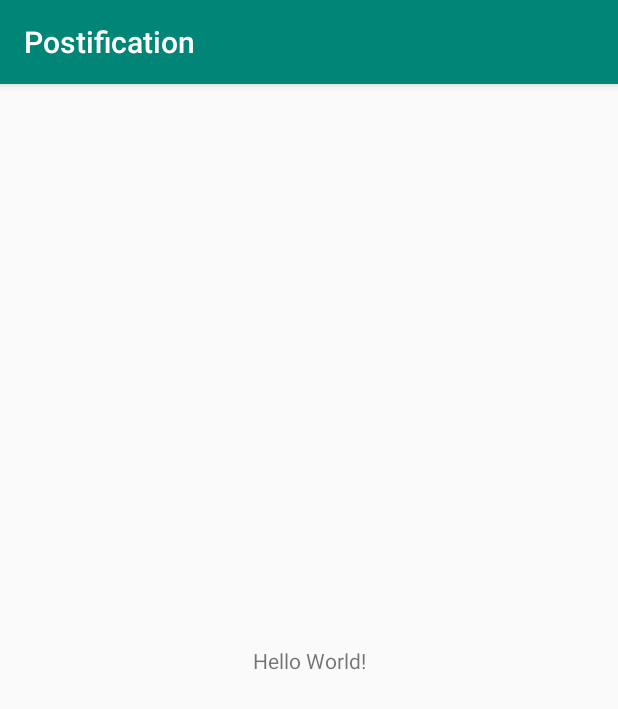
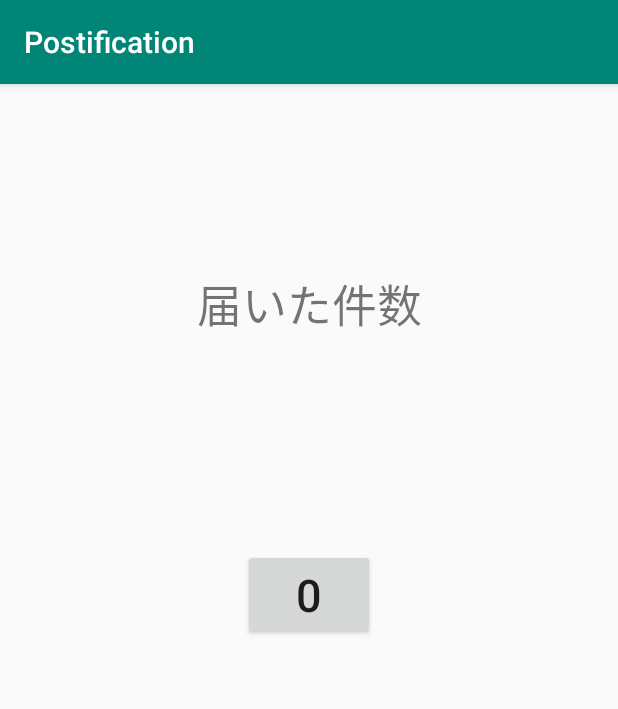
Before and after one commit to Postification/androidstudio, an Android app: the screen it shows after launch (MainActivity), on a phone screen of 412 x 824 dp. Shown: the top 709 px of the screen. Run offline under Robolectric (Android 15) with nearby library versions, the phone set to English and light mode, and no system bars; our stand-ins replace Firebase (no records; nobody signed in at launch, a user with empty details on screens opened directly); 1 statement that could not run was skipped.

Commit message:
リスト表示完成

```diff
--- a/app/build.gradle
+++ b/app/build.gradle
@@ -25,19 +25,21 @@ dependencies {
     implementation 'com.android.support:appcompat-v7:27.1.1'
     implementation 'com.android.support.constraint:constraint-layout:1.1.3'
     //バージョンを'16.0.1'から'16.0.5'に変更
-    implementation 'com.google.firebase:firebase-core:16.0.5'
+    implementation 'com.google.firebase:firebase-core:16.0.6'
     //"implementation 'com.android.support:appcompat-v7:27.1.1'"部分のエラー解消
     implementation 'com.android.support:support-v4:27.1.1'
     implementation 'com.android.support:support-media-compat:27.1.1'
     implementation 'com.android.support:animated-vector-drawable:27.1.1'
     implementation 'com.android.support:customtabs:27.1.1'
     //Firebase Analytics
-    implementation 'com.google.firebase:firebase-core:16.0.5'
+    implementation 'com.google.firebase:firebase-core:16.0.6'
     testImplementation 'junit:junit:4.12'
     androidTestImplementation 'com.android.support.test:runner:1.0.2'
     androidTestImplementation 'com.android.support.test.espresso:espresso-core:3.0.2'
     //Firebase Database
     implementation 'com.google.firebase:firebase-database:16.0.5'
     implementation 'com.google.firebase:firebase-messaging:17.3.4'
+
+    implementation  'com.android.support:design:27.1.1'
 }
 apply plugin: 'com.google.gms.google-services'
--- a/app/src/main/AndroidManifest.xml
+++ b/app/src/main/AndroidManifest.xml
@@ -23,6 +23,11 @@
             </intent-filter>
         </activity>
 
+        <activity
+            android:name=".ListActivity"
+            android:label="@string/app_name">
+        </activity>
+
         <service android:name=".MyFirebaseMessagingService">
             <intent-filter>
                 <action android:name="com.google.firebase.MESSAGING_EVENT" />
--- /dev/null
+++ b/app/src/main/java/com/postification/postification/ChangeLayoutActivity.java
@@ -0,0 +1,75 @@
+package com.postification.postification;
+
+import android.util.Log;
+import android.view.View;
+import android.widget.Button;
+import android.widget.ListView;
+import android.widget.TextView;
+
+import com.google.firebase.database.DataSnapshot;
+import com.google.firebase.database.DatabaseError;
+import com.google.firebase.database.DatabaseReference;
+import com.google.firebase.database.FirebaseDatabase;
+import com.google.firebase.database.ValueEventListener;
+
+import java.util.ArrayList;
+
+public class ChangeLayoutActivity {
+
+    public void mainLayout(final Button button){
+
+        DatabaseReference ref= FirebaseDatabase.getInstance().getReference("/Post/quantity/");
+
+        ValueEventListener postListener = new ValueEventListener() {
+            @Override
+            public void onDataChange(DataSnapshot dataSnapshot) {
+                int quantity = dataSnapshot.getValue(int.class);
+                Log.d("GetData Succesful", "quantity="+quantity);
+
+                button.setText(String.valueOf(quantity));
+            }
+
+            @Override
+            public void onCancelled(DatabaseError databaseError) {
+                // Getting Post failed, log a message
+                Log.d("GetData ERROR", "loadPost:onCancelled", databaseError.toException());
+            }
+        };
+        ref.addListenerForSingleValueEvent(postListener);
+    }
+
+    public void listLayout(final ArrayList<Baggage> list, final MyAdapter myAdapter){
+
+        DatabaseReference ref= FirebaseDatabase.getInstance().getReference("/Post/list/");
+
+        ValueEventListener postListener = new ValueEventListener() {
+            @Override
+            public void onDataChange(DataSnapshot dataSnapshot) {
+                int i;
+                for(i=1;i<6;i++){
+                    String childAdrr="baggage"+String.valueOf(i);
+                    Baggage baggage=new Baggage();
+                    String time = dataSnapshot.child(childAdrr).child("time").getValue(String.class);
+                    int weight = dataSnapshot.child(childAdrr).child("weight").getValue(int.class);
+
+                    baggage.setName("荷物"+String.valueOf(i));
+                    baggage.setTime(time);
+                    baggage.setWeight(weight);
+
+                    list.set(i-1,baggage);
+                }
+                myAdapter.notifyDataSetChanged();
+
+            }
+
+            @Override
+            public void onCancelled(DatabaseError databaseError) {
+                // Getting Post failed, log a message
+                Log.d("GetData ERROR", "loadPost:onCancelled", databaseError.toException());
+            }
+        };
+        ref.addListenerForSingleValueEvent(postListener);
+    }
+
+
+}
--- a/app/src/main/java/com/postification/postification/GetData.java
+++ /dev/null
@@ -1,36 +0,0 @@
-package com.postification.postification;
-
-import android.util.Log;
-
-import com.google.firebase.database.DataSnapshot;
-import com.google.firebase.database.DatabaseError;
-import com.google.firebase.database.DatabaseReference;
-import com.google.firebase.database.FirebaseDatabase;
-import com.google.firebase.database.ValueEventListener;
-
-public class GetData  {
-
-    public void getPost(){
-        DatabaseReference ref= FirebaseDatabase.getInstance().getReference("Post");
-
-        ValueEventListener postListener = new ValueEventListener() {
-            @Override
-            public void onDataChange(DataSnapshot dataSnapshot) {
-                int weight = dataSnapshot.child("weight").getValue(int.class);
-                Log.d("GetData Succesful", "weight="+weight);
-            }
-
-            @Override
-            public void onCancelled(DatabaseError databaseError) {
-                // Getting Post failed, log a message
-                Log.d("GetData ERROR", "loadPost:onCancelled", databaseError.toException());
-            }
-        };
-        ref.addListenerForSingleValueEvent(postListener);
-    }
-
-
-
-
-
-}
--- a/app/src/main/java/com/postification/postification/MainActivity.java
+++ b/app/src/main/java/com/postification/postification/MainActivity.java
@@ -1,10 +1,13 @@
 package com.postification.postification;
 
+import android.content.Intent;
 import android.support.v7.app.AppCompatActivity;
 import android.os.Bundle;
+import android.view.View;
+import android.widget.Button;
+import android.widget.TextView;
 
 import com.google.firebase.analytics.FirebaseAnalytics;
-import com.google.firebase.database.DatabaseReference;
 import com.google.firebase.database.FirebaseDatabase;
 
 public class MainActivity extends AppCompatActivity {
@@ -12,14 +15,19 @@ public class MainActivity extends AppCompatActivity {
     private FirebaseAnalytics mFirebaseAnalytics;
     FirebaseDatabase database = FirebaseDatabase.getInstance();
 
+    private TextView textView;
+    private Button button;
     private String id="id_postification_test";
     private String name="name_postification_test";
-    private GetData getData=new GetData();
+    private ChangeLayoutActivity changeLayoutActivity=new ChangeLayoutActivity();
 
     @Override
     protected void onCreate(Bundle savedInstanceState) {
         super.onCreate(savedInstanceState);
         setContentView(R.layout.activity_main);
+
+        textView=findViewById(R.id.textView);
+        button=findViewById(R.id.button);
 
         // Obtain the FirebaseAnalytics instance.
         mFirebaseAnalytics = FirebaseAnalytics.getInstance(this);
@@ -33,11 +41,17 @@ public class MainActivity extends AppCompatActivity {
         mFirebaseAnalytics.logEvent(FirebaseAnalytics.Event.SELECT_CONTENT, bundle);
 
         //Firebase Database
-        DatabaseReference myRef = database.getReference("/Post/weight");
-        myRef.setValue(4649);
+        //DatabaseReference myRef = database.getReference("/Post/weight/");
+        //myRef.setValue(4649);
 
-        getData.getPost();
+        changeLayoutActivity.mainLayout(button);
 
-
+        button.setOnClickListener(new View.OnClickListener() {
+            @Override
+            public void onClick(View v) {
+                Intent intent = new Intent(getApplication(), ListActivity.class);
+                startActivity(intent);
+            }
+        });
     }
 }
--- a/app/src/main/java/com/postification/postification/MyFirebaseMessagingService.java
+++ b/app/src/main/java/com/postification/postification/MyFirebaseMessagingService.java
@@ -5,8 +5,6 @@ import android.util.Log;
 import com.google.firebase.database.DatabaseReference;
 import com.google.firebase.database.FirebaseDatabase;
 import com.google.firebase.messaging.FirebaseMessagingService;
-
-import static android.content.ContentValues.TAG;
 
 public class MyFirebaseMessagingService extends FirebaseMessagingService {
 
--- a/app/src/main/res/layout/activity_main.xml
+++ b/app/src/main/res/layout/activity_main.xml
@@ -6,13 +6,32 @@
     android:layout_height="match_parent"
     tools:context=".MainActivity">
 
-    <TextView
+    <Button
+        android:id="@+id/button"
         android:layout_width="wrap_content"
         android:layout_height="wrap_content"
-        android:text="Hello World!"
+        android:layout_marginStart="8dp"
+        android:layout_marginTop="8dp"
+        android:layout_marginEnd="8dp"
+        android:layout_marginBottom="8dp"
+        android:text="0"
+        android:textSize="30sp"
         app:layout_constraintBottom_toBottomOf="parent"
-        app:layout_constraintLeft_toLeftOf="parent"
-        app:layout_constraintRight_toRightOf="parent"
+        app:layout_constraintEnd_toEndOf="parent"
+        app:layout_constraintStart_toStartOf="parent"
+        app:layout_constraintTop_toBottomOf="@+id/textView"
+        app:layout_constraintVertical_bias="0.254" />
+
+    <TextView
+        android:id="@+id/textView"
+        android:layout_width="wrap_content"
+        android:layout_height="wrap_content"
+        android:layout_marginStart="8dp"
+        android:layout_marginTop="124dp"
+        android:layout_marginEnd="8dp"
+        android:text="届いた件数"
+        android:textSize="30sp"
+        app:layout_constraintEnd_toEndOf="parent"
+        app:layout_constraintStart_toStartOf="parent"
         app:layout_constraintTop_toTopOf="parent" />
-
 </android.support.constraint.ConstraintLayout>
--- a/build.gradle
+++ b/build.gradle
@@ -7,7 +7,7 @@ buildscript {
         jcenter()
     }
     dependencies {
-        classpath 'com.android.tools.build:gradle:3.2.1'
+        classpath 'com.android.tools.build:gradle:3.3.0'
         classpath 'com.google.gms:google-services:4.0.1'
 
 
```
Also changed, not shown: app/src/main/java/com/postification/postification/Baggage.java (added, +41 -0 lines), app/src/main/java/com/postification/postification/ListActivity.java (added, +38 -0 lines), app/src/main/java/com/postification/postification/MyAdapter.java (added, +49 -0 lines), app/src/main/res/layout/activity_list.xml (added, +19 -0 lines), app/src/main/res/layout/baggage_list.xml (added, +54 -0 lines), gradle/wrapper/gradle-wrapper.properties.
